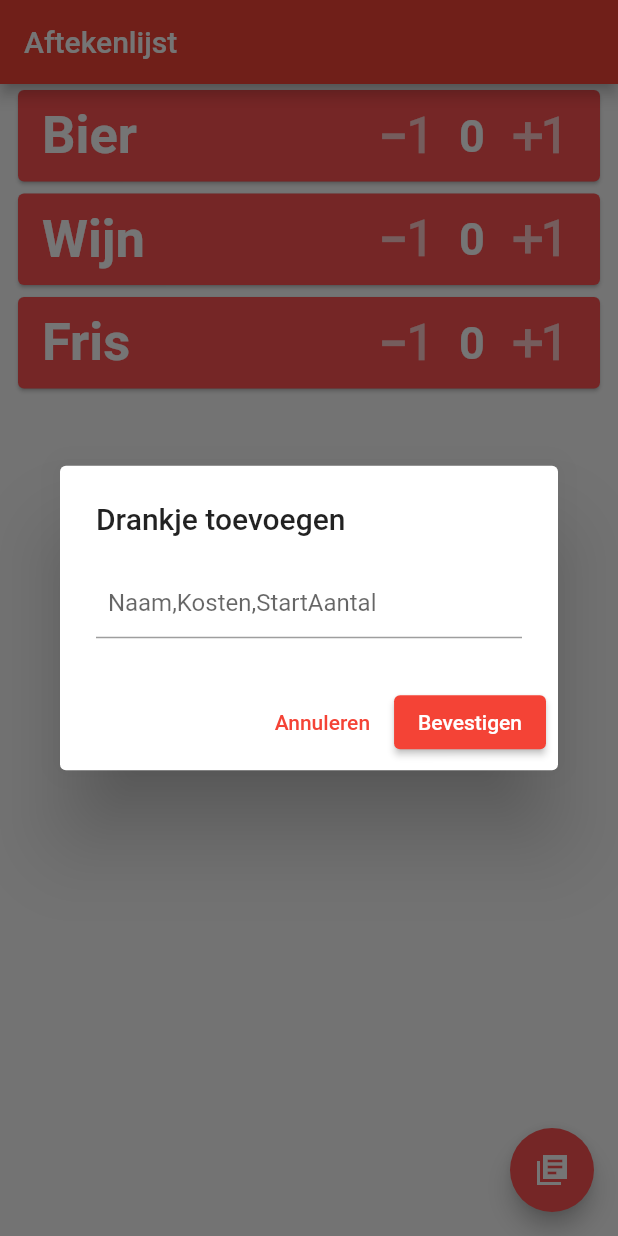
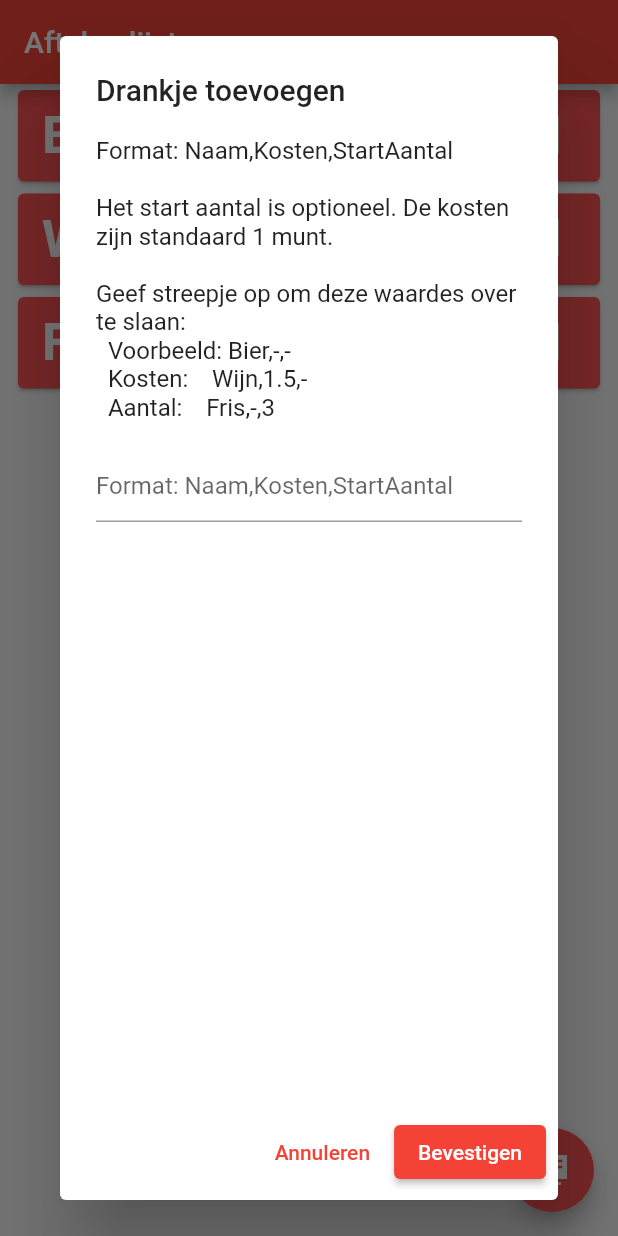
Before and after one commit to yoriaantje-dev/TurVolup, a Flutter app: the screen it shows after launch, after a tap on the "library books" icon, on a phone screen of 412 x 824 dp. Run offline on Flutter 3.47's test engine with Material 2 defaults, Android fonts, the phone set to English and light mode, and no system bars; drawn by our look-alikes of flutter_speed_dial.

Commit message:
Made the hint-text visible

```diff
--- a/turven_bij_volupia/lib/shared/flow_menu.dart
+++ b/turven_bij_volupia/lib/shared/flow_menu.dart
@@ -16,12 +16,12 @@ Color? dialButtonBackgroundColor(bool isDarkMode) =>
 // Add Drink text
 const String addDrinkTitle = "Drankje toevoegen";
 const String addDrinkDescription = """
-  Naam,Kosten,StartAantal\n
-  Het start aantal is optioneel. De kosten zijn standaard 1 munt.\n
-  Geef streepje op om deze waardes over te slaan:\n
-    Voorbeeld: Bier,-,-\n
-    Kosten:    Wijn,1.5,-\n
-    Aantal:    Fris,-,3
+Format: Naam,Kosten,StartAantal\n
+Het start aantal is optioneel. De kosten zijn standaard 1 munt.\n
+Geef streepje op om deze waardes over te slaan:
+  Voorbeeld: Bier,-,-
+  Kosten:    Wijn,1.5,-
+  Aantal:    Fris,-,3
 """;
 
 Widget floatingActionMenu(
--- a/turven_bij_volupia/lib/shared/popup_dialog.dart
+++ b/turven_bij_volupia/lib/shared/popup_dialog.dart
@@ -11,9 +11,14 @@ Future<bool> displayTextInputDialog(
     builder: (context) {
       return AlertDialog(
         title: Text(title),
-        content: TextField(
-          controller: textFieldController,
-          decoration: InputDecoration(hintText: hint),
+        content: Column(
+          children: [
+            Text(hint),
+            TextField(
+              controller: textFieldController,
+              decoration: InputDecoration(hintText: hint),
+            ),
+          ],
         ),
         actions: <Widget>[
           TextButton(
```
